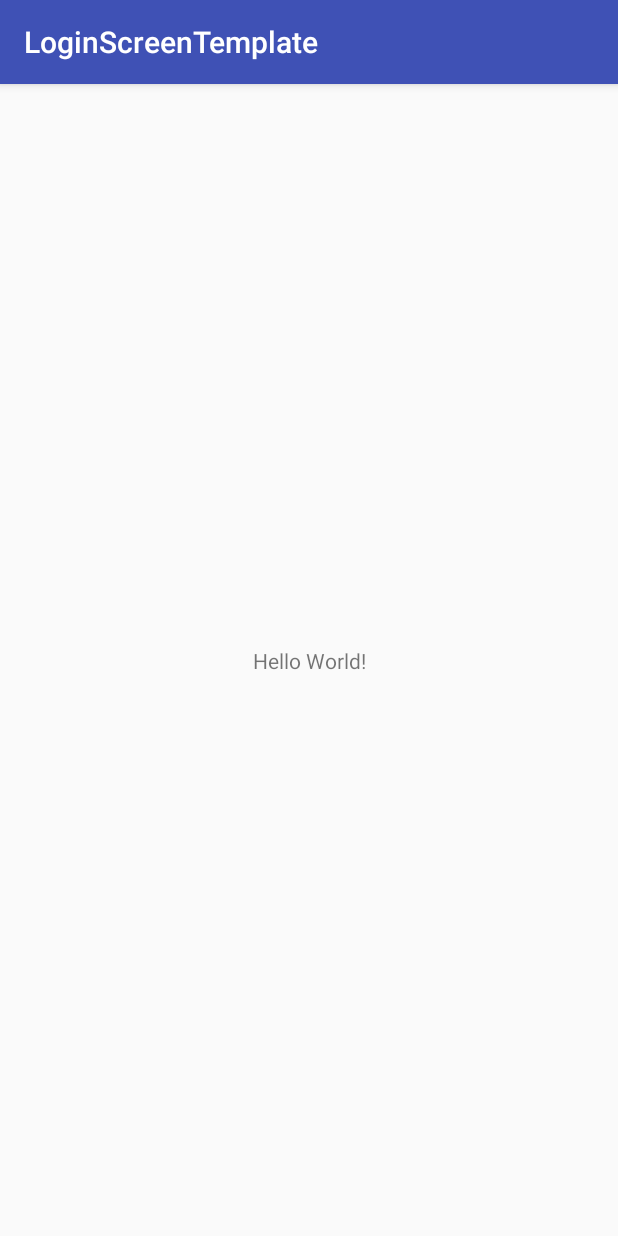
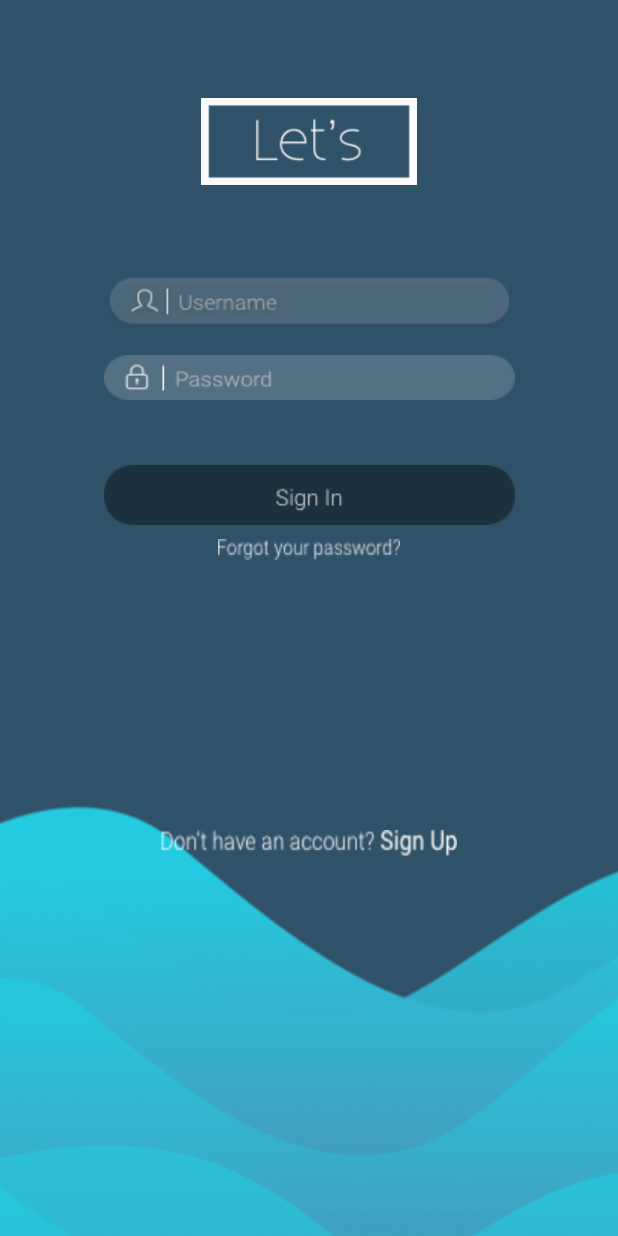
Before and after one commit to dilum1995/Android-LoginScreen-Template, an Android app: the screen it shows after launch (LoginActivity), on a phone screen of 412 x 824 dp. Run offline under Robolectric (Android 15) with nearby library versions, the phone set to English and light mode, and no system bars.

Commit message:
Set the UI of the android application.

```diff
--- a/AndroidApp/app/src/main/res/layout/activity_login.xml
+++ b/AndroidApp/app/src/main/res/layout/activity_login.xml
@@ -4,15 +4,88 @@
     xmlns:tools="http://schemas.android.com/tools"
     android:layout_width="match_parent"
     android:layout_height="match_parent"
-    tools:context="com.example.dilumdesilva.loginscreentemplate.LoginActivity">
+    tools:context="com.example.dilumdesilva.loginscreentemplate.LoginActivity"
+    android:background="@drawable/bg"
+    >
 
-    <TextView
-        android:layout_width="wrap_content"
-        android:layout_height="wrap_content"
-        android:text="Hello World!"
-        app:layout_constraintBottom_toBottomOf="parent"
-        app:layout_constraintLeft_toLeftOf="parent"
-        app:layout_constraintRight_toRightOf="parent"
-        app:layout_constraintTop_toTopOf="parent" />
 
+    <ImageView
+        android:id="@+id/logo"
+        android:layout_width="161dp"
+        android:layout_height="58dp"
+        android:layout_marginEnd="55dp"
+        android:layout_marginStart="55dp"
+        android:layout_marginTop="65dp"
+        app:layout_constraintEnd_toEndOf="parent"
+        app:layout_constraintStart_toStartOf="parent"
+        app:layout_constraintTop_toTopOf="parent"
+        app:srcCompat="@drawable/logo" />
+
+    <EditText
+        android:id="@+id/username"
+        android:layout_width="274dp"
+        android:layout_height="38dp"
+        android:layout_marginEnd="5dp"
+        android:layout_marginStart="5dp"
+        android:layout_marginTop="60dp"
+        android:background="@drawable/username"
+        android:ems="10"
+        android:inputType="textPersonName"
+        app:layout_constraintEnd_toEndOf="parent"
+        app:layout_constraintStart_toStartOf="parent"
+        app:layout_constraintTop_toBottomOf="@+id/logo" />
+
+    <EditText
+        android:id="@+id/password"
+        android:layout_width="274dp"
+        android:layout_height="30dp"
+        android:layout_marginEnd="5dp"
+        android:layout_marginStart="5dp"
+        android:layout_marginTop="15dp"
+        android:background="@drawable/password"
+        android:ems="10"
+        android:inputType="textPersonName"
+        app:layout_constraintEnd_toEndOf="parent"
+        app:layout_constraintStart_toStartOf="parent"
+        app:layout_constraintTop_toBottomOf="@+id/username" />
+
+    <Button
+        android:id="@+id/btnSignIn"
+        android:layout_width="274dp"
+        android:layout_height="40dp"
+        android:layout_marginEnd="55dp"
+        android:layout_marginStart="55dp"
+        android:layout_marginTop="43dp"
+        android:background="@drawable/btnsignin"
+        app:layout_constraintEnd_toEndOf="parent"
+        app:layout_constraintStart_toStartOf="parent"
+        app:layout_constraintTop_toBottomOf="@+id/password" />
+
+    <EditText
+        android:id="@+id/forgotpass"
+        android:layout_width="121dp"
+        android:layout_height="14dp"
+        android:layout_marginEnd="50dp"
+        android:layout_marginStart="50dp"
+        android:layout_marginTop="9dp"
+        android:background="@drawable/msgforgotpassword"
+        android:ems="10"
+        android:inputType="textPersonName"
+        app:layout_constraintEnd_toEndOf="parent"
+        app:layout_constraintStart_toStartOf="parent"
+        app:layout_constraintTop_toBottomOf="@+id/btnSignIn" />
+
+    <EditText
+        android:id="@+id/createAcc"
+        android:layout_width="197dp"
+        android:layout_height="18dp"
+        android:layout_marginEnd="50dp"
+        android:layout_marginStart="50dp"
+        android:layout_marginTop="180dp"
+        android:background="@drawable/msgcreateaccount"
+        android:ems="10"
+        android:inputType="textPersonName"
+        app:layout_constraintEnd_toEndOf="parent"
+        app:layout_constraintStart_toStartOf="parent"
+        app:layout_constraintTop_toBottomOf="@+id/forgotpass" />
 </android.support.constraint.ConstraintLayout>
--- a/AndroidApp/app/src/main/res/values/colors.xml
+++ b/AndroidApp/app/src/main/res/values/colors.xml
@@ -1,6 +1,6 @@
 <?xml version="1.0" encoding="utf-8"?>
 <resources>
     <color name="colorPrimary">#3F51B5</color>
-    <color name="colorPrimaryDark">#303F9F</color>
+    <color name="colorPrimaryDark">#163250</color>
     <color name="colorAccent">#FF4081</color>
 </resources>
--- a/AndroidApp/app/src/main/res/values/styles.xml
+++ b/AndroidApp/app/src/main/res/values/styles.xml
@@ -1,7 +1,7 @@
 <resources>
 
     <!-- Base application theme. -->
-    <style name="AppTheme" parent="Theme.AppCompat.Light.DarkActionBar">
+    <style name="AppTheme" parent="Theme.AppCompat.Light.NoActionBar">
         <!-- Customize your theme here. -->
         <item name="colorPrimary">@color/colorPrimary</item>
         <item name="colorPrimaryDark">@color/colorPrimaryDark</item>
```
Also changed, not shown: AndroidApp/app/src/main/res/drawable/bg.png (added), AndroidApp/app/src/main/res/drawable/btnsignin.png (added), AndroidApp/app/src/main/res/drawable/developer.png (added), AndroidApp/app/src/main/res/drawable/logo.png (added), AndroidApp/app/src/main/res/drawable/msgcreateaccount.png (added), AndroidApp/app/src/main/res/drawable/msgforgotpassword.png (added), AndroidApp/app/src/main/res/drawable/password.png (added), AndroidApp/app/src/main/res/drawable/username.png (added), 1 other file.
